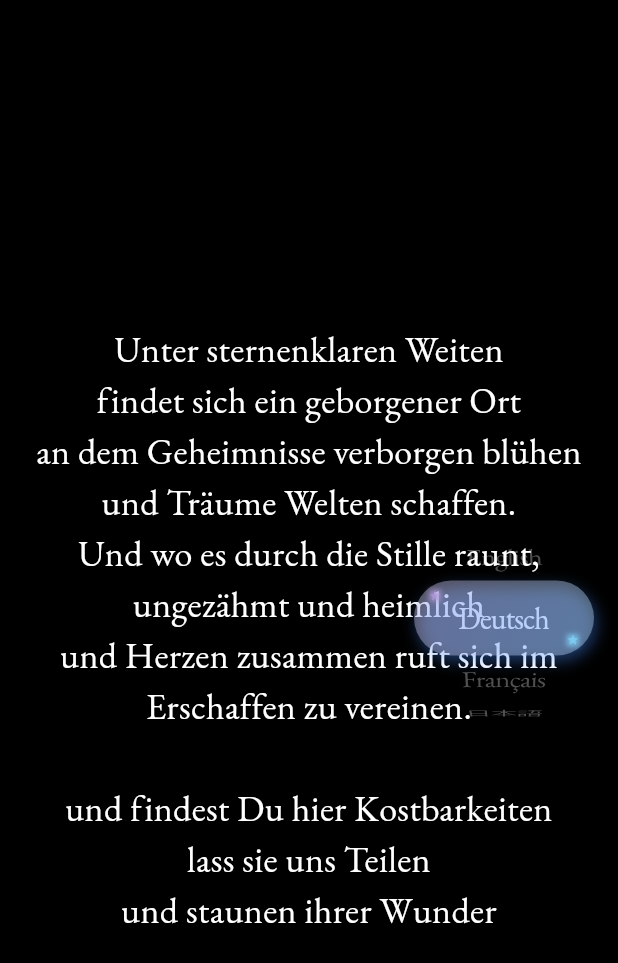
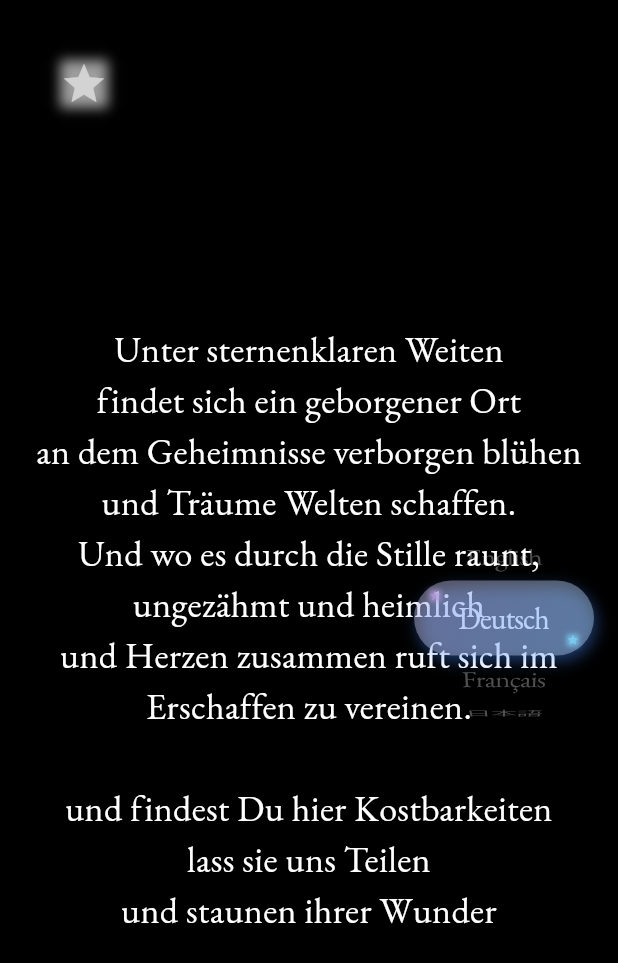
Before and after one commit to Tim2107/stellaria, a Flutter app: the screen it shows after launch, after a tap on "English", after a tap on "Deutsch", on a phone screen of 412 x 824 dp. Shown: the top 963 px of the screen. Run offline on Flutter 3.47's test engine with Material 3 defaults, Android fonts, the phone set to English and light mode, and no system bars; our stand-ins replace google_fonts.

Commit message:
Animate star menu on hover and adapt to theme

```diff
--- a/nexus/lib/landing_page.dart
+++ b/nexus/lib/landing_page.dart
@@ -2,6 +2,7 @@ import 'package:flutter/material.dart';
 import 'package:google_fonts/google_fonts.dart';
 import 'data/poems.dart';
 import 'widgets/language_selector.dart';
+import 'widgets/star_menu.dart';
 
 class LandingPage extends StatefulWidget {
   const LandingPage({super.key});
@@ -63,6 +64,11 @@ class _LandingPageState extends State<LandingPage> {
                 _isDark = !_isDark;
               }),
             ),
+            Positioned(
+              top: 16,
+              left: 16,
+              child: StarMenu(isDark: _isDark),
+            ),
           ],
         ),
       ),
--- a/nexus/lib/widgets/sparkle.dart
+++ b/nexus/lib/widgets/sparkle.dart
@@ -3,8 +3,13 @@ import 'package:flutter/material.dart';
 class Sparkle extends StatefulWidget {
   final Color color;
   final double size;
+  final bool animate;
 
-  const Sparkle({super.key, this.color = const Color(0xFFB3E5FC), this.size = 12});
+  const Sparkle(
+      {super.key,
+      this.color = const Color(0xFFB3E5FC),
+      this.size = 12,
+      this.animate = true});
 
   @override
   State<Sparkle> createState() => _SparkleState();
@@ -20,7 +25,21 @@ class _SparkleState extends State<Sparkle>
     _controller = AnimationController(
       vsync: this,
       duration: const Duration(milliseconds: 1200),
-    )..repeat(reverse: true);
+    );
+    if (widget.animate) {
+      _controller.repeat(reverse: true);
+    }
+  }
+
+  @override
+  void didUpdateWidget(covariant Sparkle oldWidget) {
+    super.didUpdateWidget(oldWidget);
+    if (widget.animate && !_controller.isAnimating) {
+      _controller.repeat(reverse: true);
+    } else if (!widget.animate && _controller.isAnimating) {
+      _controller.stop();
+      _controller.value = 0;
+    }
   }
 
   @override
@@ -34,9 +53,9 @@ class _SparkleState extends State<Sparkle>
     return AnimatedBuilder(
       animation: _controller,
       builder: (context, child) {
-        final t = _controller.value;
-        final color = Color.lerp(
-            widget.color.withOpacity(0.6), widget.color, t)!;
+        final t = widget.animate ? _controller.value : 0.5;
+        final color =
+            Color.lerp(widget.color.withOpacity(0.6), widget.color, t)!;
         final size = widget.size * (0.8 + 0.4 * t);
         return Container(
           alignment: Alignment.center,
--- /dev/null
+++ b/nexus/lib/widgets/star_menu.dart
@@ -0,0 +1,91 @@
+import 'package:flutter/material.dart';
+
+import 'sparkle.dart';
+
+class StarMenu extends StatefulWidget {
+  final bool isDark;
+
+  const StarMenu({super.key, required this.isDark});
+
+  @override
+  State<StarMenu> createState() => _StarMenuState();
+}
+
+class _StarMenuState extends State<StarMenu> {
+  bool _open = false;
+  bool _hovering = false;
+
+  static const double _hoverRadius = 40;
+
+  @override
+  Widget build(BuildContext context) {
+    final starColor = widget.isDark ? Colors.grey[300]! : Colors.grey[800]!;
+    return Row(
+      mainAxisSize: MainAxisSize.min,
+      children: [
+        if (_open) ...[
+          Tooltip(
+            message: 'explore stellaria',
+            child: _buildOption(
+              icon: Icons.travel_explore,
+              onTap: () {
+                // Placeholder for portal action
+              },
+            ),
+          ),
+          const SizedBox(width: 8),
+          Tooltip(
+            message: 'login',
+            child: _buildOption(
+              icon: Icons.login,
+              onTap: () {
+                // Placeholder for login action
+              },
+            ),
+          ),
+          const SizedBox(width: 8),
+        ],
+        MouseRegion(
+          onExit: (_) => setState(() => _hovering = false),
+          onHover: (e) {
+            final center = const Offset(_hoverRadius, _hoverRadius);
+            final distance = (e.localPosition - center).distance;
+            final close = distance <= _hoverRadius;
+            if (close != _hovering) {
+              setState(() => _hovering = close);
+            }
+          },
+          child: SizedBox(
+            width: _hoverRadius * 2,
+            height: _hoverRadius * 2,
+            child: Center(
+              child: InkWell(
+                onTap: () => setState(() => _open = !_open),
+                child: Sparkle(
+                  size: 32,
+                  color: starColor,
+                  animate: _hovering,
+                ),
+              ),
+            ),
+          ),
+        ),
+      ],
+    );
+  }
+
+  Widget _buildOption({required IconData icon, VoidCallback? onTap}) {
+    return Material(
+      color: Colors.deepPurpleAccent,
+      shape: const CircleBorder(),
+      child: InkWell(
+        customBorder: const CircleBorder(),
+        onTap: onTap,
+        child: Padding(
+          padding: const EdgeInsets.all(10),
+          child: Icon(icon, color: Colors.white),
+        ),
+      ),
+    );
+  }
+}
```
